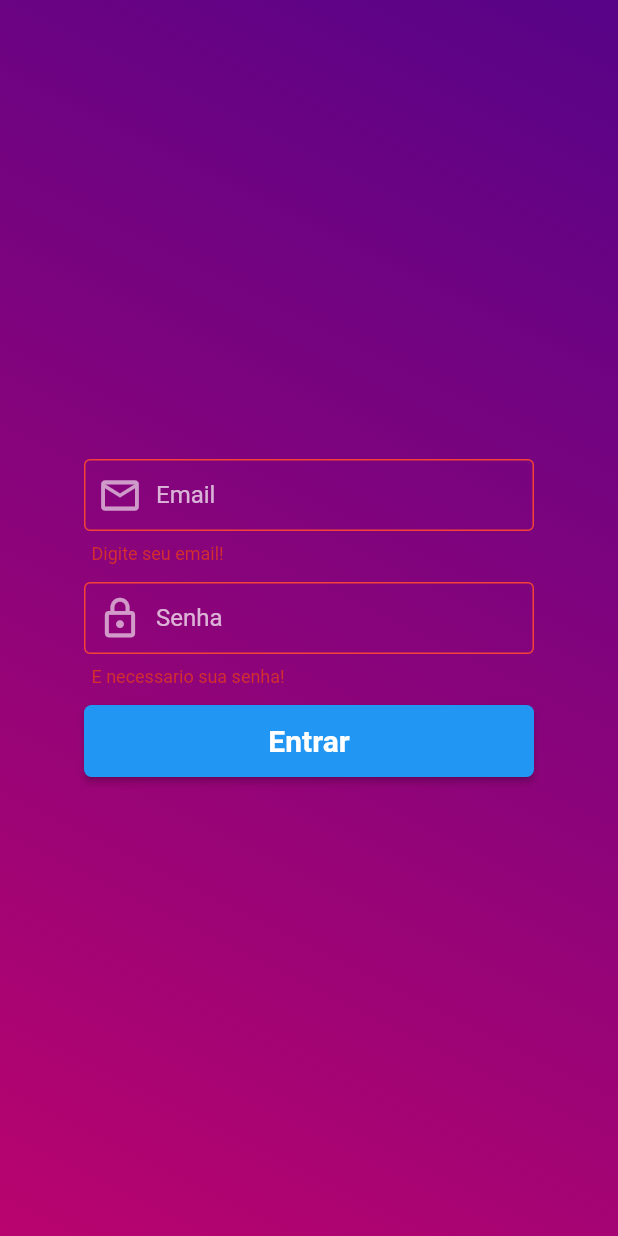
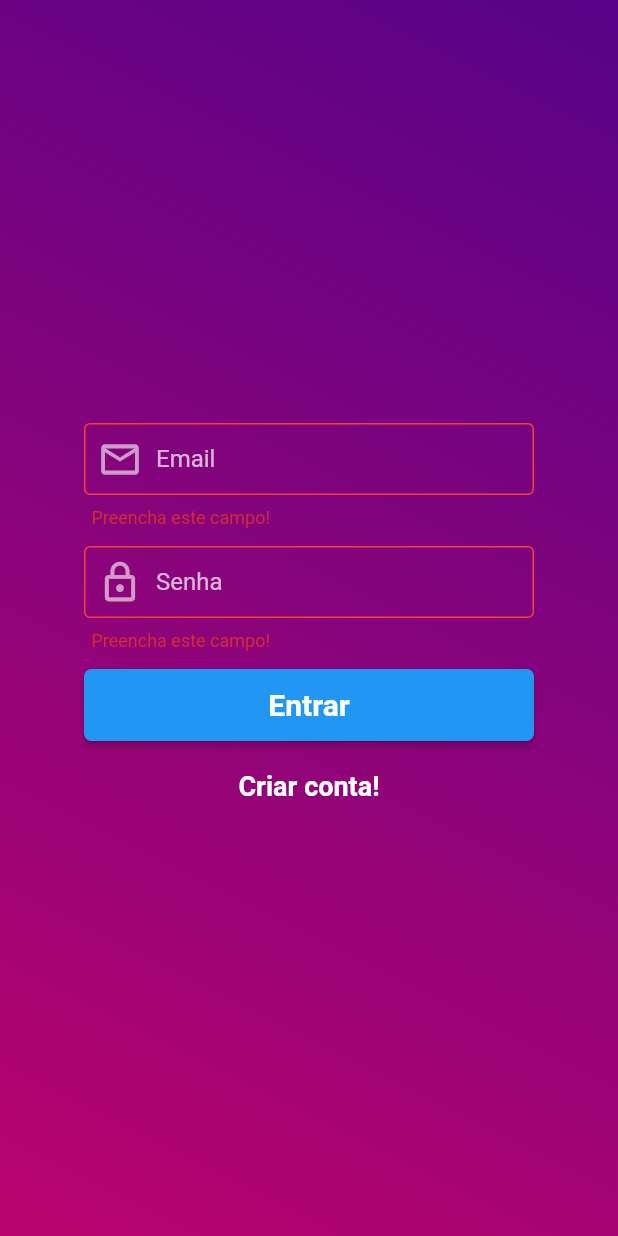
Before and after one commit to kennety-anderson/app-my-mind, a Flutter app: the screen it shows after launch, after a tap on "Entrar", on a phone screen of 412 x 824 dp. Run offline on Flutter 3.47's test engine with Material 2 defaults, Android fonts, the phone set to English and light mode, and no system bars.

Commit message:
criando utils com validator e rotas externas

```diff
--- a/lib/main.dart
+++ b/lib/main.dart
@@ -1,5 +1,5 @@
 import 'package:flutter/material.dart';
-import 'package:my_mind/pages/Register/SignIn.dart';
+import 'package:my_mind/routes/routes.dart';
 
 void main() => runApp(App());
 
@@ -13,7 +13,8 @@ class App extends StatelessWidget {
         primarySwatch: Colors.blue,
       ),
       initialRoute: 'SignIn',
-        routes: {'SignIn': (context) => SignIn()});
+      routes: routes(context),
+    );
     // home: SignIn());
   }
 }
--- a/lib/pages/Register/SignIn.dart
+++ b/lib/pages/Register/SignIn.dart
@@ -1,6 +1,6 @@
 import 'package:flutter/material.dart';
-import 'package:my_mind/widgets/Inputs/FormInput.dart';
 import 'package:my_mind/widgets/Buttons/FormButton.dart';
+import 'package:my_mind/utils/validators/formValidators.dart';
 
 class SignIn extends StatefulWidget {
   @override
@@ -62,16 +62,7 @@ class _SignInState extends State<SignIn> {
                           borderSide: BorderSide(color: Colors.white60),
                         ),
                       ),
-                      validator: (text) {
-                        if (text.isEmpty) return 'Digite seu email!';
-                        Pattern pattern =
-                            r'^(([^<>()[\]\\.,;:\s@\"]+(\.[^<>()[\]\\.,;:\s@\"]+)*)|(\".+\"))@((\[[0-9]{1,3}\.[0-9]{1,3}\.[0-9]{1,3}\.[0-9]{1,3}\])|(([a-zA-Z\-0-9]+\.)+[a-zA-Z]{2,}))$';
-                        RegExp regex = new RegExp(pattern);
-                        if (!regex.hasMatch(text))
-                          return 'Enter Valid Email';
-                        else
-                          return null;
-                      },
+                      validator: emailValidator,
                       onChanged: _setEmail,
                       // onFieldSubmitted: (text) => this.widget.onFieldSubmitted(),
                     ),
@@ -107,11 +98,7 @@ class _SignInState extends State<SignIn> {
                             borderSide: BorderSide(color: Colors.white60),
                           ),
                         ),
-                        validator: (value) => value.isEmpty
-                            ? 'E necessario sua senha!'
-                            : value.length < 8
-                                ? 'A senha deve ter no minimo 8 caracteres!'
-                                : null,
+                        validator: passwordValidator,
                         onChanged: _setPassword
                         // onFieldSubmitted: (text) => this.widget.onFieldSubmitted(),
                         ),
@@ -123,7 +110,20 @@ class _SignInState extends State<SignIn> {
                     child: FormButton(
                       text: 'Entrar',
                       onPressed: () => _formKey.currentState.validate(),
-                      ))
+                    ),
+                  ),
+                  FlatButton(
+                    textColor: Colors.white,
+                    splashColor: Colors.transparent,
+                    child: Text(
+                      'Criar conta!',
+                      style: TextStyle(
+                        fontSize: 18,
+                        fontWeight: FontWeight.bold,
+                      ),
+                    ),
+                    onPressed: () => Navigator.pushNamed(context, 'SignUp'),
+                  )
                 ],
               ),
             )
--- /dev/null
+++ b/lib/routes/routes.dart
@@ -0,0 +1,7 @@
+import 'package:flutter/material.dart';
+import 'package:my_mind/pages/Register/SignIn.dart';
+import 'package:my_mind/pages/Register/SignUp.dart';
+
+routes(BuildContext context) {
+  return {'SignIn': (context) => SignIn(), 'SignUp': (context) => SignUp()};
+}
--- /dev/null
+++ b/lib/utils/validators/formValidators.dart
@@ -0,0 +1,14 @@
+String emailValidator(String text) {
+  if (text.isEmpty) return 'Preencha este campo!';
+  Pattern pattern =
+      r'^(([^<>()[\]\\.,;:\s@\"]+(\.[^<>()[\]\\.,;:\s@\"]+)*)|(\".+\"))@((\[[0-9]{1,3}\.[0-9]{1,3}\.[0-9]{1,3}\.[0-9]{1,3}\])|(([a-zA-Z\-0-9]+\.)+[a-zA-Z]{2,}))$';
+  RegExp regex = new RegExp(pattern);
+  if (!regex.hasMatch(text))
+    return 'Email invalido!';
+  else
+    return null;
+}
+
+String passwordValidator(String text) => text.isEmpty
+    ? 'Preencha este campo!'
+    : text.length < 8 ? 'A senha deve conter no minimo 8 caracteres!' : null;
```
Also changed, not shown: lib/pages/Register/SignUp.dart (added, +23 -0 lines). Lines whose indentation alone changed are shown as unchanged.
